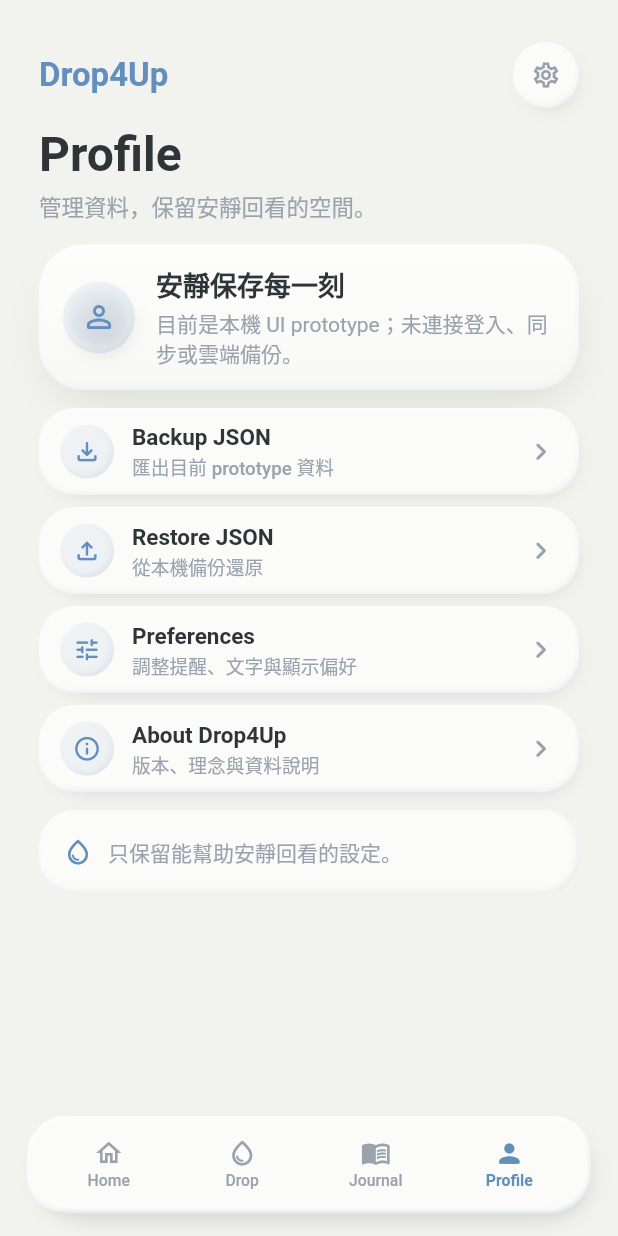
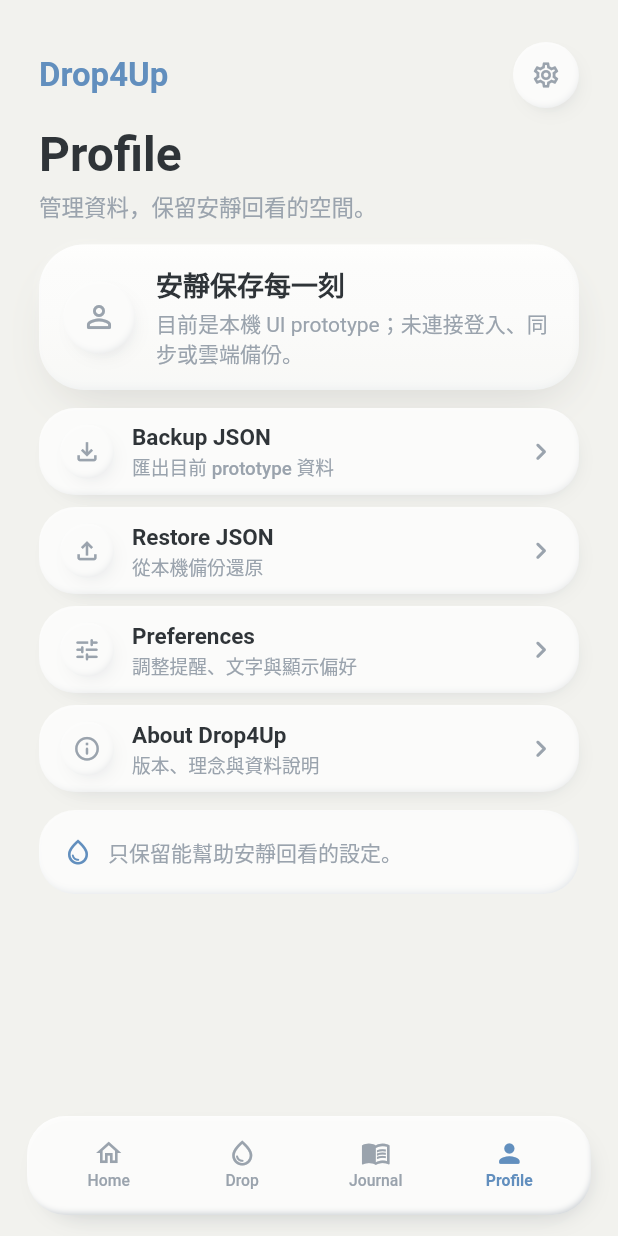
Before and after one commit to BlackAaadam/drop4up, a Flutter app: the screen it shows after launch, item 4 of the bottom bar chosen, on a phone screen of 412 x 824 dp. Run offline on Flutter 3.47's test engine with Material 3 defaults, Android fonts, the phone set to English and light mode, and no system bars; our stand-ins replace flutter_inset_shadow.

Commit message:
Refine Journal spacing and Profile badges

```diff
--- a/lib/screens/profile_screen.dart
+++ b/lib/screens/profile_screen.dart
@@ -96,16 +96,10 @@
       padding: const EdgeInsets.fromLTRB(16, 15, 16, 15),
       child: Row(
         children: [
-          Drop4UpTactileSurface(
-            radius: 24,
-            width: 48,
-            height: 48,
-            color: Drop4UpTokens.lightBlue.withValues(alpha: 0.28),
-            child: const Icon(
-              Icons.person_outline_rounded,
-              size: 24,
-              color: Drop4UpTokens.primaryBlue,
-            ),
+          const _ProfileNeutralIconBadge(
+            icon: Icons.person_outline_rounded,
+            size: 48,
+            iconSize: 24,
           ),
           const SizedBox(width: 14),
           Expanded(
@@ -148,18 +142,7 @@
       padding: const EdgeInsets.symmetric(horizontal: 14),
       child: Row(
         children: [
-          Drop4UpTactileSurface(
-            variant: Drop4UpTactileSurfaceVariant.inset,
-            radius: 18,
-            width: 36,
-            height: 36,
-            color: Drop4UpTokens.lightBlue.withValues(alpha: 0.22),
-            child: Icon(
-              action.icon,
-              size: 19,
-              color: Drop4UpTokens.primaryBlue,
-            ),
-          ),
+          _ProfileNeutralIconBadge(icon: action.icon, size: 36, iconSize: 19),
           const SizedBox(width: 12),
           Expanded(
             child: Column(
@@ -195,6 +178,29 @@
           ),
         ],
       ),
+    );
+  }
+}
+
+class _ProfileNeutralIconBadge extends StatelessWidget {
+  const _ProfileNeutralIconBadge({
+    required this.icon,
+    required this.size,
+    required this.iconSize,
+  });
+
+  final IconData icon;
+  final double size;
+  final double iconSize;
+
+  @override
+  Widget build(BuildContext context) {
+    return Drop4UpTactileSurface(
+      radius: size / 2,
+      width: size,
+      height: size,
+      color: Drop4UpTokens.cardSurface,
+      child: Icon(icon, size: iconSize, color: Drop4UpTokens.textSecondary),
     );
   }
 }
```
Also changed, not shown: lib/screens/journal_screen.dart (+13 -13 lines), 2 other files.
